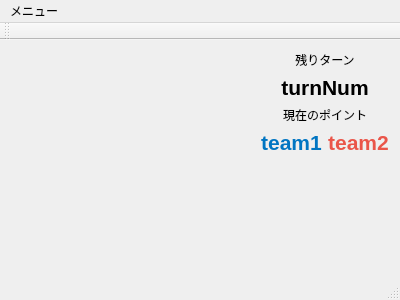
This is solver/Qt/mainwindow.ui in Yuya-003/Procon29 as Qt 5 draws it before an edit. The edited form follows.
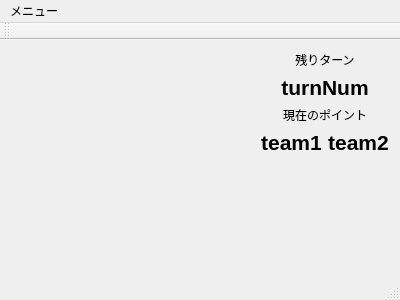
This is the edited form. Custom widgets are drawn as their Qt base class.

Patch:
```diff
--- a/solver/Qt/mainwindow.ui
+++ b/solver/Qt/mainwindow.ui
@@ -139,13 +139,14 @@
           </property>
           <property name="font">
            <font>
+            <family>Meiryo UI</family>
             <pointsize>16</pointsize>
             <weight>75</weight>
             <bold>true</bold>
            </font>
           </property>
           <property name="styleSheet">
-           <string notr="true">color: rgb(0, 117, 194);</string>
+           <string notr="true"/>
           </property>
           <property name="text">
            <string>team1</string>
@@ -178,7 +179,7 @@
            </font>
           </property>
           <property name="styleSheet">
-           <string notr="true">color: rgb(234, 85, 73);</string>
+           <string notr="true"/>
           </property>
           <property name="text">
            <string>team2</string>
```
Left out of the diff: 2 changed lines with no effect on the pictures.
